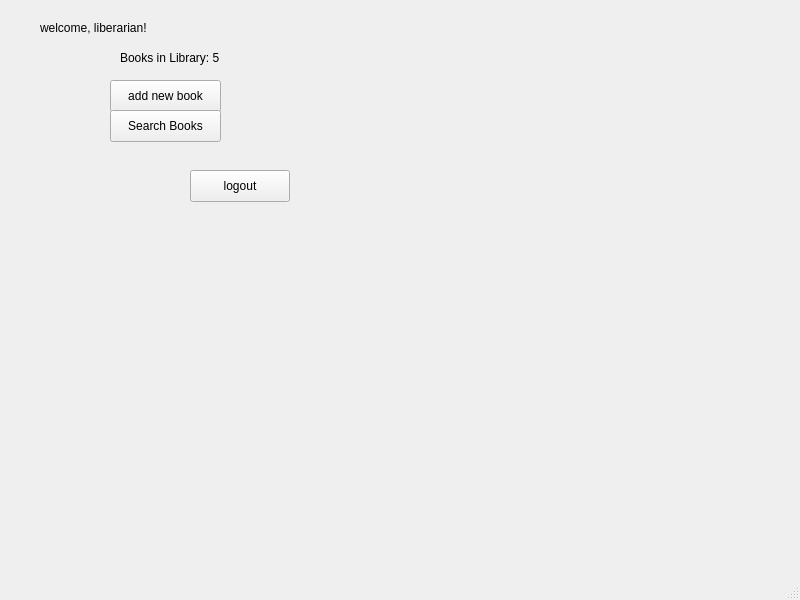
Above: LibrarianHome.ui from janarafeaa/librarysystem before the change. Below: the same form after it.
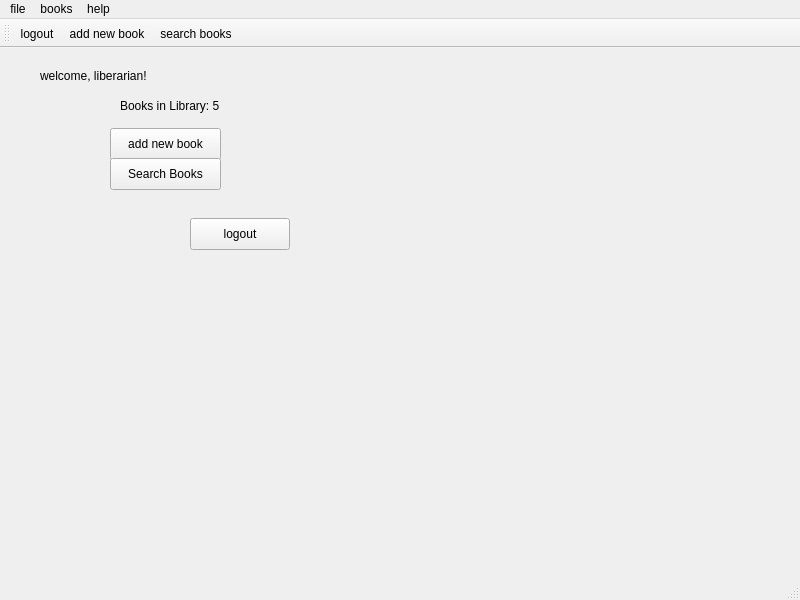
That is the form after the change. Icons and pictures are not drawn.

Commit message: Add librarian menus and toolbar icons

```diff
--- a/LibrarianHome.ui
+++ b/LibrarianHome.ui
@@ -89,8 +89,88 @@
      <height>30</height>
     </rect>
    </property>
+   <widget class="QMenu" name="menufile">
+    <property name="title">
+     <string>file</string>
+    </property>
+    <addaction name="actionLogout"/>
+    <addaction name="actionExit"/>
+    <addaction name="actionExit_2"/>
+   </widget>
+   <widget class="QMenu" name="menubooks">
+    <property name="title">
+     <string>books</string>
+    </property>
+    <addaction name="actionAdd_New_Book"/>
+    <addaction name="actionSearch_Books"/>
+   </widget>
+   <widget class="QMenu" name="menuhelp">
+    <property name="title">
+     <string>help</string>
+    </property>
+    <addaction name="actionAbout"/>
+   </widget>
+   <addaction name="menufile"/>
+   <addaction name="menubooks"/>
+   <addaction name="menuhelp"/>
   </widget>
   <widget class="QStatusBar" name="statusbar"/>
+  <widget class="QToolBar" name="toolBar">
+   <property name="windowTitle">
+    <string>toolBar</string>
+   </property>
+   <attribute name="toolBarArea">
+    <enum>TopToolBarArea</enum>
+   </attribute>
+   <attribute name="toolBarBreak">
+    <bool>false</bool>
+   </attribute>
+   <addaction name="actionLogout"/>
+   <addaction name="actionAdd_New_Book"/>
+   <addaction name="actionSearch_Books"/>
+  </widget>
+  <action name="actionLogout">
+   <property name="icon">
+    <iconset resource="resources.qrc">
+     <normaloff>:/logout.png</normaloff>:/logout.png</iconset>
+   </property>
+   <property name="text">
+    <string>logout</string>
+   </property>
+  </action>
+  <action name="actionExit">
+   <property name="text">
+    <string>E&amp;xit</string>
+   </property>
+  </action>
+  <action name="actionAdd_New_Book">
+   <property name="icon">
+    <iconset resource="resources.qrc">
+     <normaloff>:/addbook.png</normaloff>:/addbook.png</iconset>
+   </property>
+   <property name="text">
+    <string>add new book</string>
+   </property>
+  </action>
+  <action name="actionSearch_Books">
+   <property name="icon">
+    <iconset resource="resources.qrc">
+     <normaloff>:/search.png</normaloff>:/search.png</iconset>
+   </property>
+   <property name="text">
+    <string>search books</string>
+   </property>
+  </action>
+  <action name="actionAbout">
+   <property name="text">
+    <string>about</string>
+   </property>
+  </action>
+  <action name="actionExit_2">
+   <property name="text">
+    <string>Exit</string>
+   </property>
+  </action>
  </widget>
  <resources/>
  <connections/>
```
Left out of the diff: 4 changed lines with no effect on the pictures. The commit also changes 5 other files.
